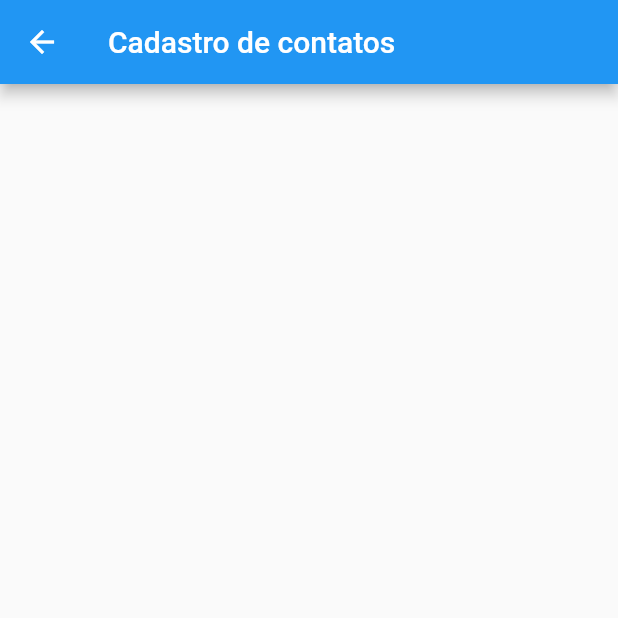
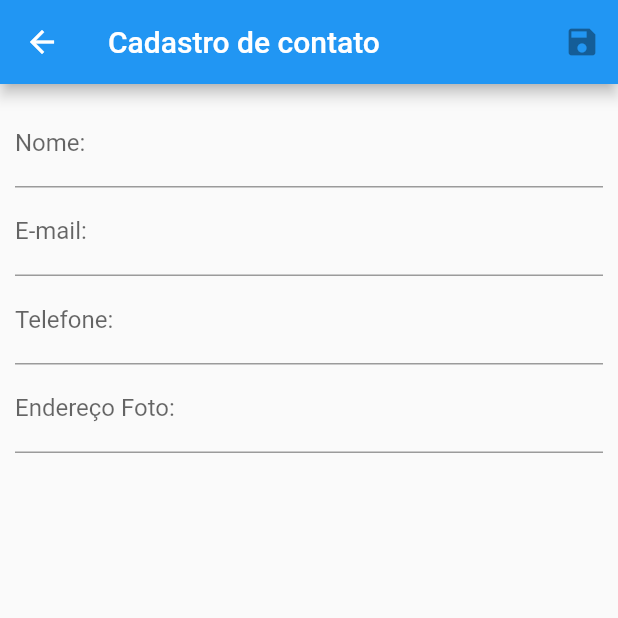
Before and after one commit to GabrielMoyaIFPR/flutter, a Flutter app: the ContactForm screen opened by its route, on a phone screen of 412 x 824 dp, the top half of it. Run offline on Flutter 3.47's test engine with Material 2 defaults, Android fonts, the phone set to English and light mode, and no system bars; our stand-ins replace flutter_mobx, get_it, mask_text_input_formatter, mobx, sqflite; accounts and stored records are empty; generated files the repository leaves out were written again.

Commit message:
Criando campos dos forms

```diff
--- a/lib/app/database/sqlite/connection.dart
+++ b/lib/app/database/sqlite/connection.dart
@@ -15,6 +15,7 @@ class Connection{
         onCreate:(db, v){
           db.execute(createTable);
           db.execute(insert1);
+          db.execute(insert2);
         },
 
         );
--- a/lib/app/view/contact_form.dart
+++ b/lib/app/view/contact_form.dart
@@ -1,10 +1,63 @@
 import 'package:flutter/material.dart';
+import 'package:mask_text_input_formatter/mask_text_input_formatter.dart';
 
 class ContactForm extends StatelessWidget {
+
+  Widget fieldName(){
+    return TextFormField(
+      decoration: InputDecoration(
+        labelText: 'Nome:'
+      ),
+    );
+  }
+  Widget fieldEmail(){
+    return TextFormField(
+      decoration: InputDecoration(
+        labelText: 'E-mail:'
+        , hintText: 'email@email.com'
+      ),
+    );
+  }
+  Widget fieldTelefone(){
+    var mask = MaskTextInputFormatter(mask:'(##)# ####-####');
+    return TextFormField(
+      inputFormatters: [mask],
+      keyboardType: TextInputType.number,
+      decoration: InputDecoration(
+        labelText: 'Telefone:',
+        hintText: '(99)9 9999-9999'
+      ),
+    );
+  }
+  Widget fieldURLImage(){
+    return TextFormField(
+      decoration: InputDecoration(
+        labelText: 'Endereço Foto:'
+        , hintText: 'http://foto.com'
+      ),
+    );
+  }
   @override
   Widget build(BuildContext context) {
     return Scaffold(
-      appBar: AppBar(title: Text('Cadastro de contatos')),
+      appBar: AppBar(title: Text('Cadastro de contato'),
+      actions:[
+        IconButton(icon: Icon(Icons.save), onPressed: null)
+      ],
+      ),
+      body: Padding(
+        padding: EdgeInsets.all(10),
+        child: Form(
+          child: Column(
+            children: [
+              fieldName(),
+              fieldEmail(),
+              fieldTelefone(),
+              fieldURLImage()
+
+            ],)
+        ,),
+      ),
     );
   }
 }
--- a/lib/app/view/contact_list_back.dart
+++ b/lib/app/view/contact_list_back.dart
@@ -29,7 +29,6 @@ abstract class _ContactListBack with Store{
     Navigator.of(context).pushNamed(MyApp.CONTACT_FORM, arguments: contact).then(refreshList());
   }
 
-
   //excluir
   remove(int id){
     _service.remove(id);
```
Also changed, not shown: lib/app/database/sqlite/script.dart (+8 -3 lines), lib/app/view/contact_list.dart (+59 -23 lines), pubspec.yaml (+4 -3 lines), pubspec.lock.
